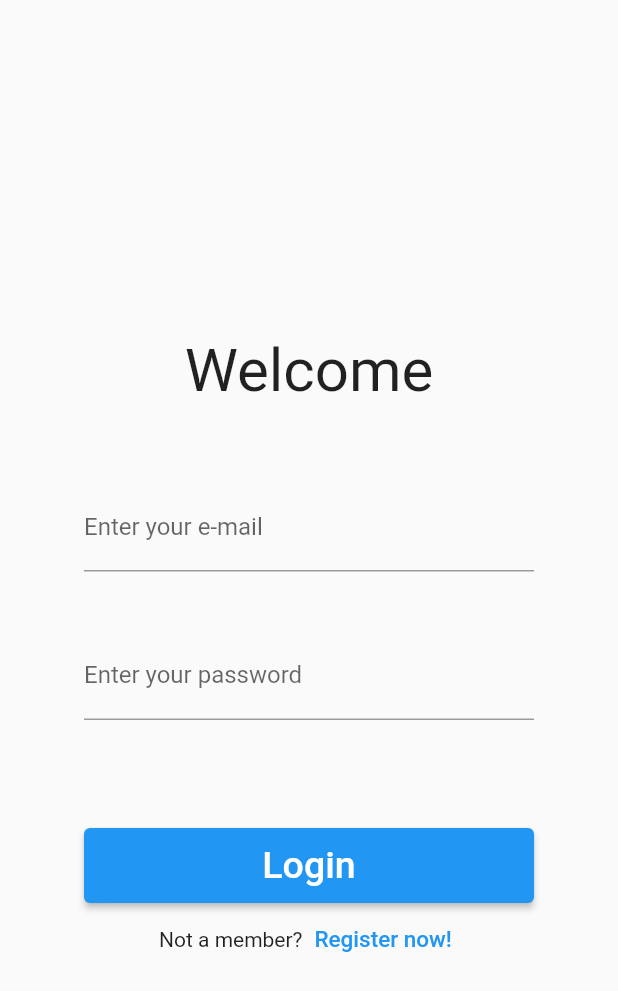
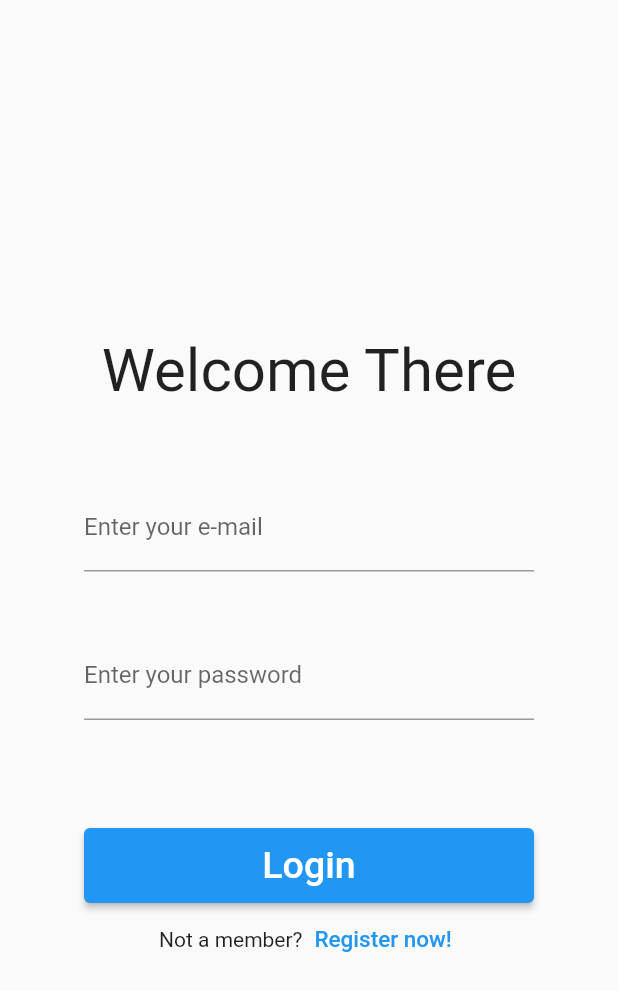
Before and after one commit to KaliopPraktyki/_projekt_praktyki_, a Flutter app: the screen it shows after launch, after a tap on "Register now!", on a phone screen of 412 x 824 dp. Shown: the top 991 px of the screen. Run offline on Flutter 3.47's test engine with Material 2 defaults, Android fonts, the phone set to English and light mode, and no system bars; our stand-ins replace firebase_auth, firebase_core; accounts and stored records are empty; network calls fail.

Commit message:
added toggle screens (register page and login page)
files sorting

```diff
--- /dev/null
+++ b/lib/auth/auth_page.dart
@@ -0,0 +1,32 @@
+import 'package:flutter/material.dart';
+import 'package:loginscreen/screens/login_screen.dart';
+import '../screens/register_page.dart';
+
+class AuthPage extends StatefulWidget {
+
+  const AuthPage ({Key? key,}) : super(key: key);
+
+  @override
+  State<AuthPage> createState() => _AuthPageState();
+}
+
+
+
+class _AuthPageState extends State<AuthPage> {
+  bool showLoginPage = true;
+
+  void toggleScreens() {
+    setState(() {
+      showLoginPage = !showLoginPage;
+    });
+  }
+
+  @override
+  Widget build(BuildContext context) {
+    if (showLoginPage){
+      return loginscreen(showRegisterPage: toggleScreens);
+    }else {
+      return RegisterPage(showLoginPage: toggleScreens);
+    }
+  }
+}
--- a/lib/main_screen.dart
+++ b/lib/auth/main_screen.dart
@@ -1,7 +1,7 @@
 import 'package:firebase_auth/firebase_auth.dart';
 import 'package:flutter/material.dart';
-import 'package:loginscreen/login_screen.dart';
-import 'home_page.dart';
+import 'package:loginscreen/auth/auth_page.dart';
+import '../screens/home_page.dart';
 
 class MainPage extends StatelessWidget {
   const MainPage ({Key? key}) : super(key: key);
@@ -15,7 +15,7 @@ class MainPage extends StatelessWidget {
           if (snapshot.hasData) {
             return HomePage();
           }else {
-            return loginscreen();
+            return AuthPage();
           }
         },
       ),
--- a/lib/main.dart
+++ b/lib/main.dart
@@ -1,6 +1,6 @@
 import 'package:flutter/material.dart';
 import 'package:firebase_core/firebase_core.dart';
-import 'package:loginscreen/main_screen.dart';
+import 'package:loginscreen/auth/main_screen.dart';
 
 
 
@@ -12,6 +12,7 @@ void main() async {
 }
 
 class MyApp extends StatelessWidget {
+
   const MyApp({super.key});
 
   @override
--- /dev/null
+++ b/lib/screens/login_screen.dart
@@ -0,0 +1,144 @@
+import 'package:firebase_auth/firebase_auth.dart';
+import 'package:flutter/material.dart';
+
+class loginscreen extends StatefulWidget {
+  final VoidCallback showRegisterPage;
+  const loginscreen({Key? key, required this.showRegisterPage}) : super(key: key);
+
+  @override
+  State<loginscreen> createState() => _loginscreenState();
+}
+
+class _loginscreenState extends State<loginscreen> {
+
+  final _emailController = TextEditingController();
+  final _passwordController = TextEditingController();
+
+  Future signIn() async {
+    await FirebaseAuth.instance
+        .signInWithEmailAndPassword(
+        email: _emailController.text.trim(),
+        password: _passwordController.text.trim(),
+    );
+  }
+
+  @override
+  void dispose() {
+    _emailController.dispose();
+    _passwordController.dispose();
+    super.dispose();
+  }
+
+  @override
+  Widget build(BuildContext context) {
+    return Scaffold(
+
+      body: Center(
+
+        child: Column(
+          mainAxisAlignment: MainAxisAlignment.center,
+          children: [
+            Row(
+              mainAxisAlignment: MainAxisAlignment.center,
+              children: [
+                Padding(padding: EdgeInsets.only(top: 150),),
+                Text('Welcome',
+                  style: TextStyle(
+                    fontSize: 40,
+                  ),
+                ),
+
+              ],
+            ),
+            Stack(
+              children: [
+                Container(
+                  height: 230,
+                  width: 300,
+
+                  child: Column(
+                    children: [
+                      TextFormField(
+                        controller: _emailController,
+                        decoration: const InputDecoration(
+                          border: UnderlineInputBorder(),
+                          labelText: 'Enter your e-mail',
+                        ),
+                      ),
+                      Padding(padding: EdgeInsets.symmetric(vertical: 20),),
+                      TextFormField(
+                        obscureText: true,
+                        controller: _passwordController,
+                        decoration: const InputDecoration(
+                          border: UnderlineInputBorder(),
+                          labelText: 'Enter your password',
+                        ),
+                      ),
+                    ],
+                  ),
+                ),
+
+              ],
+
+            ),
+            SizedBox(
+              width: 300,
+              height: 50,
+              child:
+              GestureDetector(
+                onTap: signIn,
+                child: ElevatedButton(onPressed: () {
+                  signIn();
+                },
+                  child: Text('Login',
+                    style: TextStyle(
+                      fontSize: 25,
+                    ),
+                  ),
+                ),
+              ),
+            ),
+
+            SizedBox(
+              width: 280,
+              height: 50,
+
+              child:
+              Column(
+                mainAxisSize: MainAxisSize.min,
+                crossAxisAlignment: CrossAxisAlignment.center,
+                children: [
+
+                  Row(
+                    children: [
+                      Padding(padding: EdgeInsets.only(left: 40),),
+                      Text('Not a member?'),
+
+                      TextButton(onPressed: () {
+                        //code
+                      },
+                        child: GestureDetector(
+                          onTap: widget.showRegisterPage,
+                          child: Text('Register now!',
+                            style: TextStyle(
+                              fontSize: 15,
+                            ),
+                          ),
+                        ),
+                      ),
+                    ],
+                  ),
+                ],
+              ),
+
+            ),
+
+          ],
+        ),
+      ),
+    );
+  }
+
+
+
+}
--- a/lib/login_screen.dart
+++ b/lib/screens/register_page.dart
@@ -1,34 +1,31 @@
-import 'package:firebase_auth/firebase_auth.dart';
 import 'package:flutter/material.dart';
 
-class loginscreen extends StatefulWidget {
-  const loginscreen({Key? key}) : super(key: key);
+class RegisterPage extends StatefulWidget {
+  final VoidCallback showLoginPage;
+  const RegisterPage ({Key? key, required this.showLoginPage}) : super(key: key);
 
   @override
-  State<loginscreen> createState() => _loginscreenState();
+  State<RegisterPage> createState() => _RegisterPageState();
 }
 
-class _loginscreenState extends State<loginscreen> {
+class _RegisterPageState extends State<RegisterPage> {
 
   final _emailController = TextEditingController();
   final _passwordController = TextEditingController();
 
-  Future signIn() async {
-    await FirebaseAuth.instance
-        .signInWithEmailAndPassword(
-        email: _emailController.text.trim(),
-        password: _passwordController.text.trim(),
-    );
-  }
 
   @override
+
   void dispose() {
     _emailController.dispose();
     _passwordController.dispose();
     super.dispose();
   }
 
-  @override
+  Future signUp () async {
+
+  }
+
   Widget build(BuildContext context) {
     return Scaffold(
 
@@ -41,7 +38,7 @@ class _loginscreenState extends State<loginscreen> {
               mainAxisAlignment: MainAxisAlignment.center,
               children: [
                 Padding(padding: EdgeInsets.only(top: 150),),
-                Text('Welcome',
+                Text('Welcome There',
                   style: TextStyle(
                     fontSize: 40,
                   ),
@@ -85,10 +82,8 @@ class _loginscreenState extends State<loginscreen> {
               height: 50,
               child:
               GestureDetector(
-                onTap: signIn,
-                child: ElevatedButton(onPressed: () {
-                  signIn();
-                },
+                onTap: signUp,
+                child: ElevatedButton(onPressed: () {},
                   child: Text('Login',
                     style: TextStyle(
                       fontSize: 25,
@@ -116,9 +111,12 @@ class _loginscreenState extends State<loginscreen> {
                       TextButton(onPressed: () {
                         //code
                       },
-                        child: Text('Register now!',
-                          style: TextStyle(
-                            fontSize: 15,
+                        child: GestureDetector(
+                          onTap: widget.showLoginPage,
+                          child: Text('Register now!',
+                            style: TextStyle(
+                              fontSize: 15,
+                            ),
                           ),
                         ),
                       ),
@@ -134,7 +132,4 @@ class _loginscreenState extends State<loginscreen> {
       ),
     );
   }
-
-
-
 }
```
Also changed, not shown: lib/screens/home_page.dart (renamed from lib/home_page.dart).
